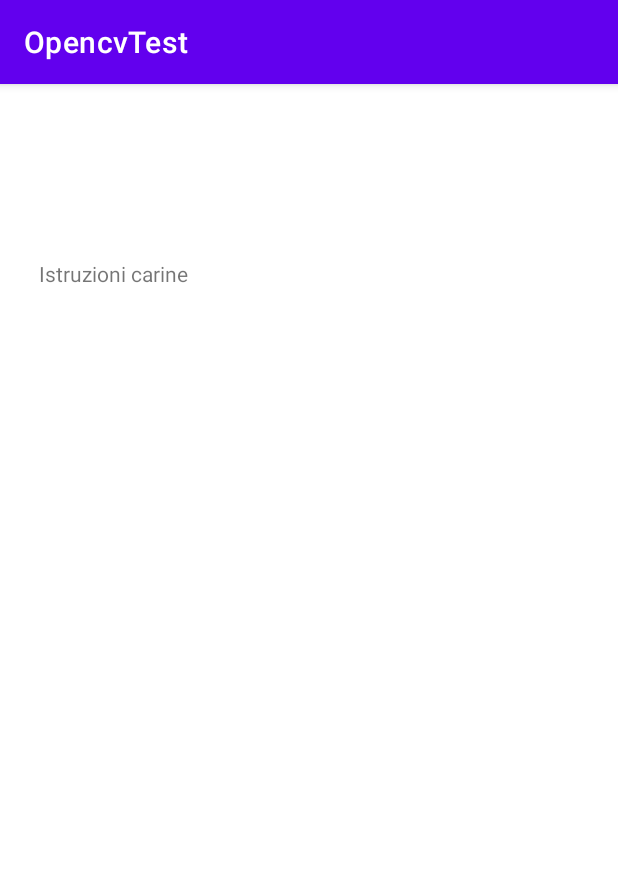
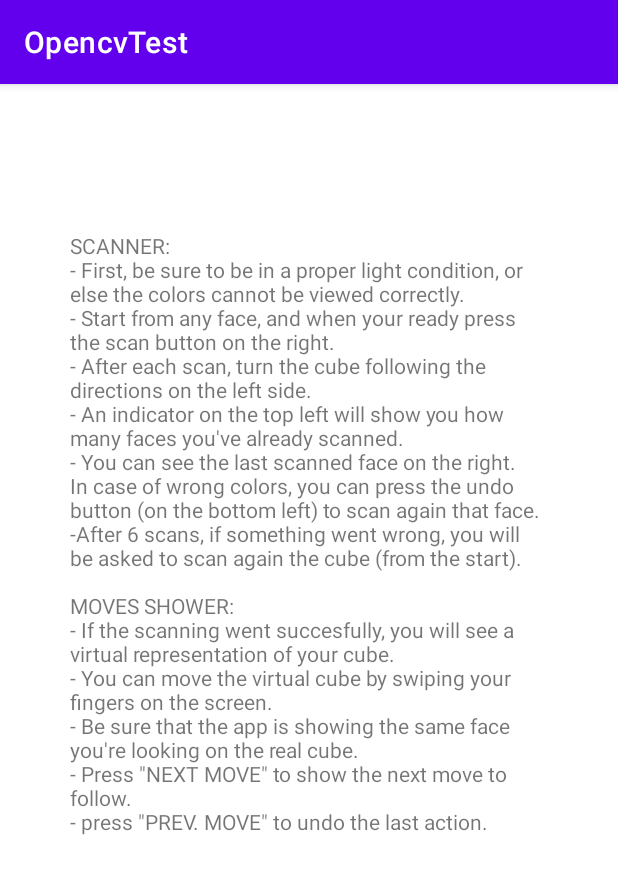
Before and after one commit to danielenapo/Rubik-s-cube-solver, an Android app: the Instructions screen opened directly, with no data from a screen before it, on a phone screen of 412 x 824 dp. Shown: the top 874 px of the screen. Run offline under Robolectric (Android 15) with nearby library versions, the phone set to English and light mode, and no system bars.

Commit message:
istruzioni

```diff
--- a/app/src/main/java/com/example/menu/Instructions.java
+++ b/app/src/main/java/com/example/menu/Instructions.java
@@ -16,7 +16,21 @@ public class Instructions extends AppCompatActivity {
         setContentView(R.layout.activity_instructions);
 
         text=findViewById(R.id.textId);
-        text.setText("Istruzioni carine");
+        text.setText("SCANNER:\n" +
+                "- First, be sure to be in a proper light condition, or else the colors cannot be viewed correctly.\n" +
+                "- Start from any face, and when your ready press the scan button on the right.\n" +
+                "- After each scan, turn the cube following the directions on the left side.\n" +
+                "- An indicator on the top left will show you how many faces you've already scanned.\n" +
+                "- You can see the last scanned face on the right. In case of wrong colors, you can press the " +
+                "undo button (on the bottom left) to scan again that face.\n" +
+                "-After 6 scans, if something went wrong, you will be asked to scan again the cube (from the start).\n" +
+                "\n" +
+                "MOVES SHOWER:\n" +
+                "- If the scanning went succesfully, you will see a virtual representation of your cube. \n" +
+                "- You can move the virtual cube by swiping your fingers on the screen.\n" +
+                "- Be sure that the app is showing the same face you're looking on the real cube.\n" +
+                "- Press \"NEXT MOVE\" to show the next move to follow.\n" +
+                "- press \"PREV. MOVE\" to undo the last action. ");
     }
 
 }
--- a/app/src/main/java/com/example/menu/Menu.java
+++ b/app/src/main/java/com/example/menu/Menu.java
@@ -32,7 +32,7 @@ public class Menu extends AppCompatActivity {
             }
         });
 
-        //listener del bottone per test cubo
+        //listener del bottone per istruzioni
         instructionsButton.setOnClickListener(new View.OnClickListener() {
             public void onClick(View v) {
                 startActivity(instructionsIntent);
--- a/app/src/main/res/layout/activity_instructions.xml
+++ b/app/src/main/res/layout/activity_instructions.xml
@@ -8,8 +8,8 @@
 
     <TextView
         android:id="@+id/textId"
-        android:layout_width="360dp"
-        android:layout_height="593dp"
+        android:layout_width="318dp"
+        android:layout_height="538dp"
         android:layout_marginStart="25dp"
         android:layout_marginLeft="25dp"
         android:layout_marginTop="98dp"
@@ -19,5 +19,6 @@
         app:layout_constraintBottom_toBottomOf="parent"
         app:layout_constraintEnd_toEndOf="parent"
         app:layout_constraintStart_toStartOf="parent"
-        app:layout_constraintTop_toTopOf="parent" />
+        app:layout_constraintTop_toTopOf="parent"
+        app:layout_constraintVertical_bias="0.0" />
 </androidx.constraintlayout.widget.ConstraintLayout>
```
Also changed, not shown: app/src/main/java/com/example/opencvtest/Scanner.java (+12 -0 lines), app/src/main/res/layout/activity_main.xml (+16 -0 lines), app/src/main/res/layout/activity_menu.xml (+8 -8 lines).
